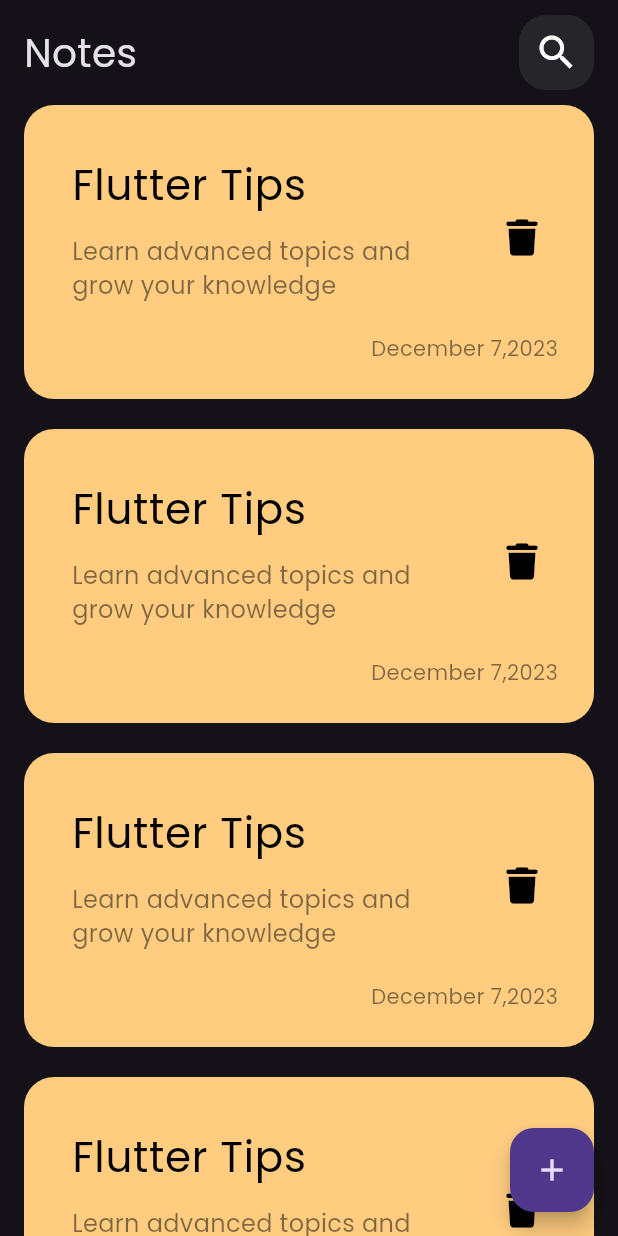
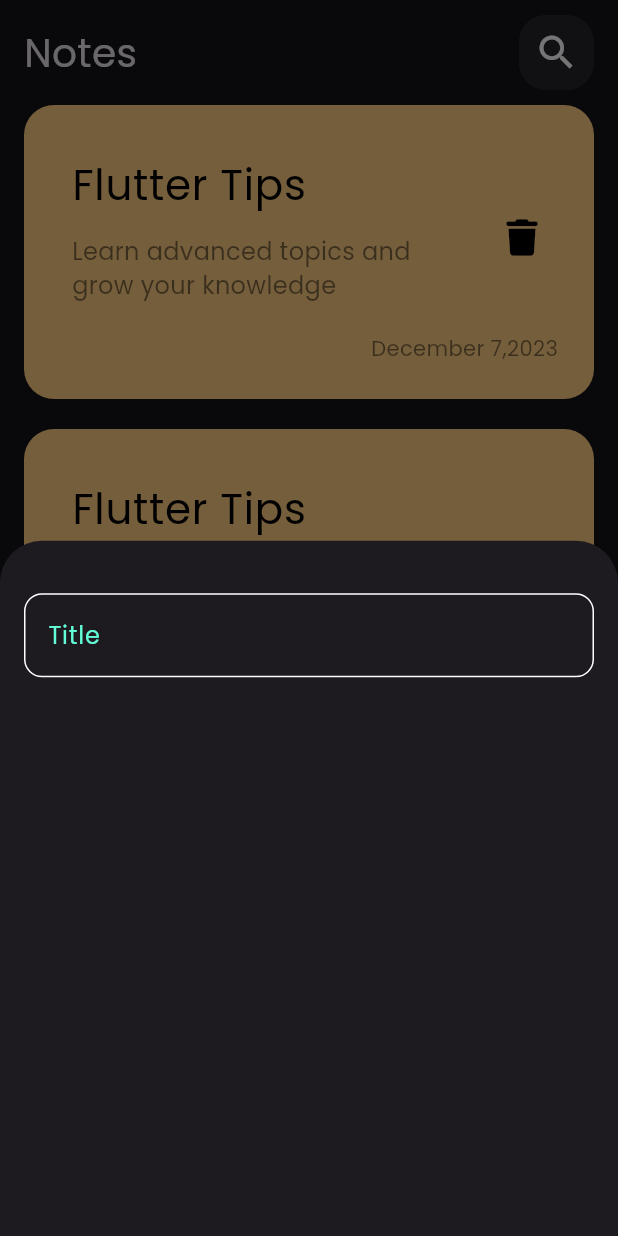
Before and after one commit to Mostafa-Noaman/Notes_app, a Flutter app: the screen it shows after launch, after a tap on the "add" icon, on a phone screen of 412 x 824 dp. Run offline on Flutter 3.47's test engine with Material 3 defaults, Android fonts, the phone set to English and light mode, and no system bars; our stand-ins replace font_awesome_flutter.

Commit message:
created custom text field

```diff
--- /dev/null
+++ b/lib/constants.dart
@@ -0,0 +1,3 @@
+import 'package:flutter/material.dart';
+
+const kPrimaryColor = Color(0xff62FCD7);
--- a/lib/views/notes_view.dart
+++ b/lib/views/notes_view.dart
@@ -1,4 +1,5 @@
 import 'package:flutter/material.dart';
+import 'package:notes_app/views/widgets/custom_text_field.dart';
 import 'package:notes_app/views/widgets/notes_view_body.dart';
 
 class NotesView extends StatelessWidget {
@@ -8,10 +9,35 @@ class NotesView extends StatelessWidget {
   Widget build(BuildContext context) {
     return Scaffold(
       floatingActionButton: FloatingActionButton(
-        onPressed: () {},
-        child: Icon(Icons.add),
+        onPressed: () {
+          showModalBottomSheet(
+              context: context,
+              builder: (context) {
+                return const AddNoteBottomSheet();
+              });
+        },
+        child: const Icon(Icons.add),
       ),
       body: const NotesViewBody(),
     );
   }
 }
+
+class AddNoteBottomSheet extends StatelessWidget {
+  const AddNoteBottomSheet({super.key});
+
+  @override
+  Widget build(BuildContext context) {
+    return Padding(
+      padding: const EdgeInsets.symmetric(horizontal: 16),
+      child: Column(
+        children: [
+          SizedBox(
+            height: 35,
+          ),
+          CustomTextField(),
+        ],
+      ),
+    );
+  }
+}
--- /dev/null
+++ b/lib/views/widgets/custom_text_field.dart
@@ -0,0 +1,26 @@
+import 'package:flutter/material.dart';
+import 'package:notes_app/constants.dart';
+
+class CustomTextField extends StatelessWidget {
+  const CustomTextField({super.key});
+
+  @override
+  Widget build(BuildContext context) {
+    return TextField(
+      cursorColor: kPrimaryColor,
+      decoration: InputDecoration(
+        hintText: 'Title',
+        hintStyle: const TextStyle(color: kPrimaryColor),
+        enabledBorder: buildBorder(),
+        focusedBorder: buildBorder(kPrimaryColor),
+      ),
+    );
+  }
+
+  OutlineInputBorder buildBorder([color]) {
+    return OutlineInputBorder(
+      borderSide: BorderSide(color: color ?? Colors.white),
+      borderRadius: BorderRadius.circular(12),
+    );
+  }
+}
```
